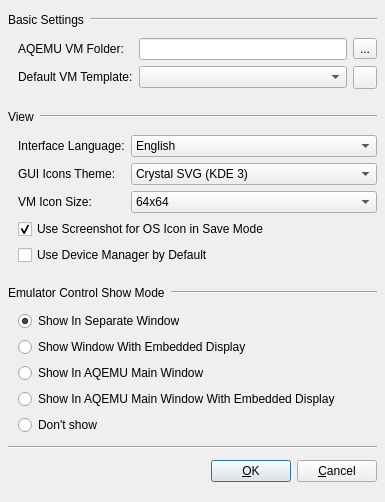
Before: the Qt Designer form Settings_Window.ui in qunying/aqemu-old, drawn with Qt 5.
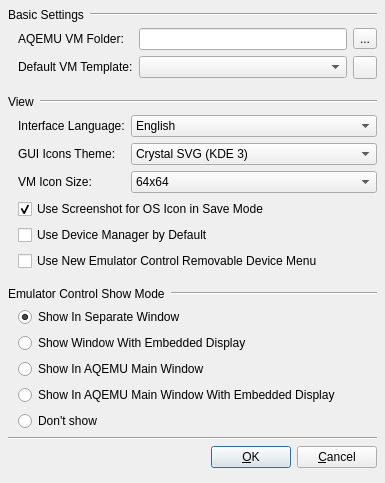
After: the same form once the commit is applied. Icons and pictures are not drawn.

```diff
--- a/Settings_Window.ui
+++ b/Settings_Window.ui
@@ -8,7 +8,7 @@
     <x>0</x>
     <y>0</y>
     <width>385</width>
-    <height>502</height>
+    <height>483</height>
    </rect>
   </property>
   <property name="windowTitle">
@@ -261,6 +261,13 @@
        </property>
       </widget>
      </item>
+     <item row="5" column="0" colspan="2">
+      <widget class="QCheckBox" name="CH_Use_New_Device_Changer">
+       <property name="text">
+        <string>Use New Emulator Control Removable Device Menu</string>
+       </property>
+      </widget>
+     </item>
     </layout>
    </item>
    <item>
```
Left out of the diff: 8 changed lines with no effect on the pictures.
